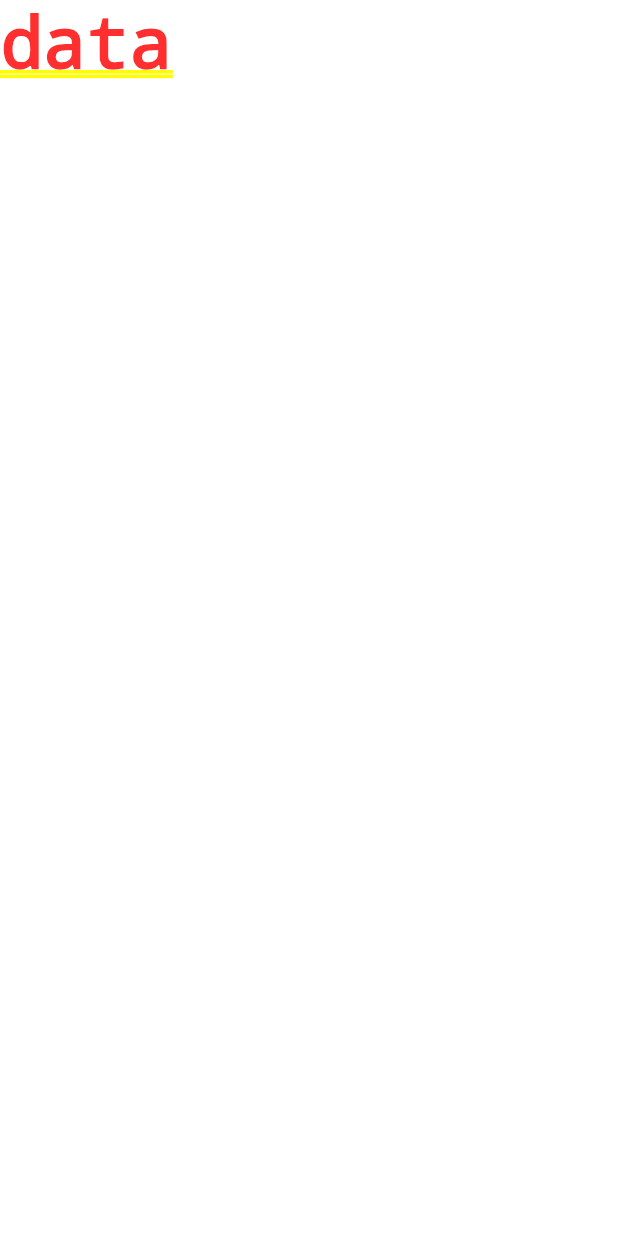
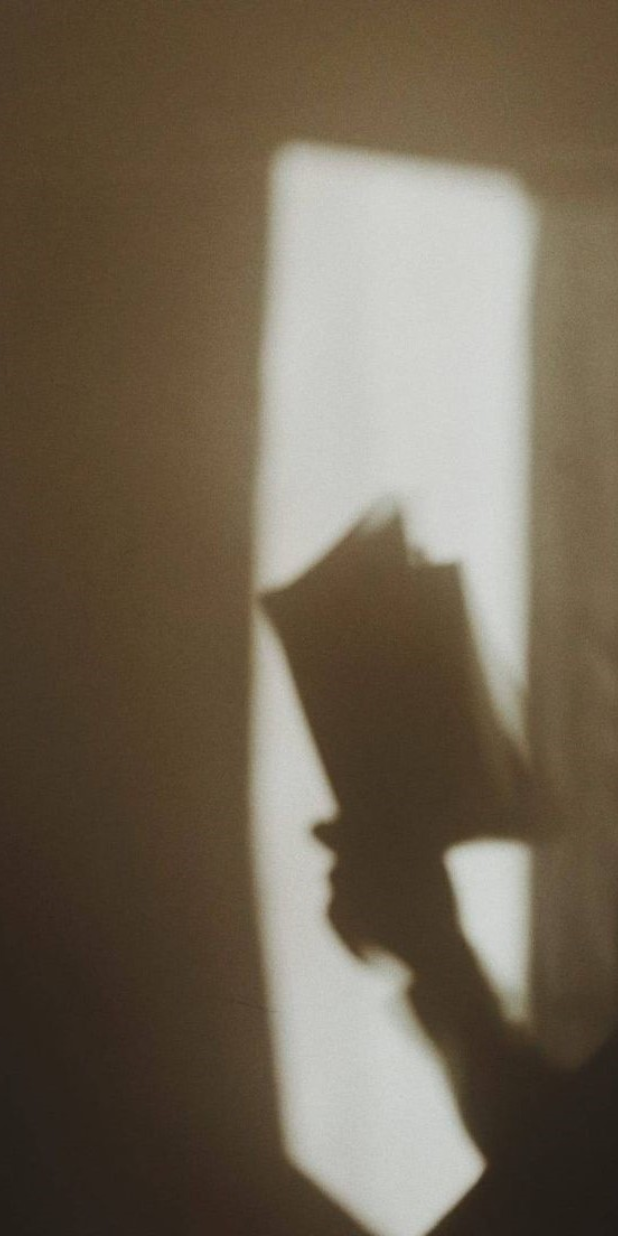
Before and after one commit to OneTen19/flutter-book-report-app, a Flutter app: the screen it shows after launch, on a phone screen of 412 x 824 dp. Run offline on Flutter 3.47's test engine with Material 3 defaults, Android fonts, the phone set to English and light mode, and no system bars.

Commit message:
[feat] Intro Page Background Picture (#3)
- 인트로 화면 배경 사진을 설정한다

```diff
--- a/lib/main.dart
+++ b/lib/main.dart
@@ -1,4 +1,5 @@
 import 'package:flutter/material.dart';
+import 'package:flutter_book_report_app/pages/intro_page.dart';
 
 void main() {
   runApp(const MyApp());
@@ -11,7 +12,8 @@ class MyApp extends StatelessWidget {
   @override
   Widget build(BuildContext context) {
     return MaterialApp(
-      home: Text('data'),
+      debugShowCheckedModeBanner: false,
+      home: IntroPage(),
     );
   }
 }
--- /dev/null
+++ b/lib/pages/intro_page.dart
@@ -0,0 +1,34 @@
+import 'package:flutter/material.dart';
+
+class IntroPage extends StatelessWidget {
+  const IntroPage({super.key});
+
+  @override
+  Widget build(BuildContext context) {
+    return Container(
+      // background image
+      decoration: BoxDecoration(
+        image: DecorationImage(
+            image: AssetImage('assets/images/intro_page_background_image.jpg'),
+            fit: BoxFit.cover
+        ),
+      ),
+
+      // IntroPage content
+      child: Scaffold(
+        backgroundColor: Colors.transparent,
+        body: Center(
+          child: Column(
+            children: [
+              // title
+
+              // subtitle
+
+              // start now button
+            ],
+          ),
+        ),
+      ),
+    );
+  }
+}
```
Also changed, not shown: assets/images/intro_page_background_image.jpg (added), 1 other file.
